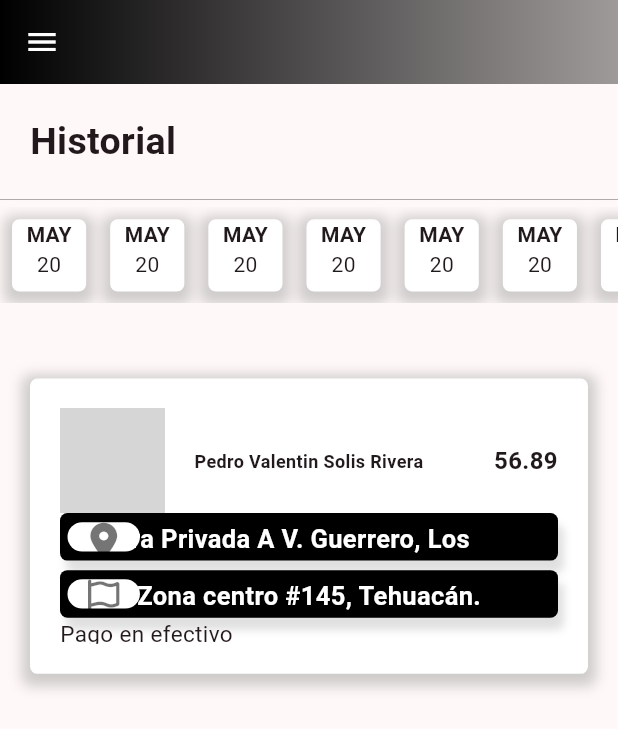
After one commit to blitzpc17/taxi_app, a Flutter app: the screen it shows after launch, on a phone screen of 412 x 824 dp. The commit adds this screen. Shown: the top 729 px of the screen. Run offline on Flutter 3.47's test engine with Material 3 defaults, Android fonts, the phone set to English and light mode, and no system bars; our stand-ins replace font_awesome_flutter, go_router; network calls fail; grey boxes are pictures that could not be loaded.

Commit message:
Commit - historial

```diff
--- a/lib/config/router/app_route.dart
+++ b/lib/config/router/app_route.dart
@@ -1,11 +1,14 @@
 import 'package:go_router/go_router.dart';
+import 'package:taxi_app/screens/historial_screen.dart';
 import 'package:taxi_app/screens/perfil_screen.dart';
 import 'package:taxi_app/screens/screens.dart';
 
 final appRouter = GoRouter(routes: [
   GoRoute(path: '/home', builder: (context, state) => const HomeScreen()),
-  GoRoute(path: '/', builder: (context, state) => const PerfilScreen()),
+  GoRoute(path: '/', builder: (context, state) => const HistorialScreen()),
   GoRoute(
       path: '/register', builder: (context, state) => const RegisterScreen()),
   GoRoute(path: '/perfil', builder: (context, state) => const PerfilScreen()),
+  GoRoute(
+      path: '/historial', builder: (context, state) => const HistorialScreen()),
 ]);
--- /dev/null
+++ b/lib/screens/historial_screen.dart
@@ -0,0 +1,237 @@
+import 'package:flutter/material.dart';
+import 'package:font_awesome_flutter/font_awesome_flutter.dart';
+
+import '../widgets/widgets.dart';
+
+class HistorialScreen extends StatefulWidget {
+  const HistorialScreen({super.key});
+
+  @override
+  State<HistorialScreen> createState() => _HistorialScreenState();
+}
+
+class _HistorialScreenState extends State<HistorialScreen> {
+  var editando = false;
+  var dias = [
+    {"mes": "MAY", "dia": 20},
+    {"mes": "MAY", "dia": 20},
+    {"mes": "MAY", "dia": 20},
+    {"mes": "MAY", "dia": 20},
+    {"mes": "MAY", "dia": 20},
+    {"mes": "MAY", "dia": 20},
+    {"mes": "MAY", "dia": 20},
+    {"mes": "MAY", "dia": 20},
+    {"mes": "MAY", "dia": 20},
+    {"mes": "MAY", "dia": 20},
+    {"mes": "MAY", "dia": 20},
+    {"mes": "MAY", "dia": 20},
+  ];
+
+  @override
+  Widget build(BuildContext context) {
+    return SafeArea(
+      child: Scaffold(
+          appBar: AppBar(
+            iconTheme: const IconThemeData(color: Colors.white),
+            flexibleSpace: Container(
+              decoration: const BoxDecoration(
+                gradient: LinearGradient(
+                    begin: Alignment.centerLeft,
+                    end: Alignment.centerRight,
+                    colors: <Color>[Colors.black, Colors.black38]),
+              ),
+            ),
+          ),
+          drawer: const Menulateral(),
+          body: SafeArea(child: Container(
+            child: LayoutBuilder(builder: (context, constraints) {
+              return Column(
+                children: [
+                  Container(
+                    padding: const EdgeInsets.symmetric(
+                        horizontal: 20, vertical: 20),
+                    width: constraints.maxWidth,
+                    height: constraints.maxHeight * 0.10,
+                    child: const Align(
+                      alignment: AlignmentDirectional.centerStart,
+                      child: Text(
+                        "Historial",
+                        style: TextStyle(
+                            fontWeight: FontWeight.bold, fontSize: 25),
+                      ),
+                    ),
+                  ),
+                  Container(
+                    width: constraints.maxWidth,
+                    height: constraints.maxHeight * 0.0005,
+                    color: Colors.black54,
+                  ),
+                  Container(
+                    padding: EdgeInsets.only(top: 5),
+                    width: constraints.maxWidth,
+                    height: constraints.maxHeight * 0.09,
+                    child: LayoutBuilder(builder: (context, constraints5) {
+                      return SingleChildScrollView(
+                        scrollDirection: Axis.horizontal,
+                        child: Row(
+                          mainAxisAlignment: MainAxisAlignment.spaceBetween,
+                          children: dias.map((ic) {
+                            return Padding(
+                              padding: const EdgeInsets.all(8.0),
+                              child: Container(
+                                  width: constraints5.maxWidth * 0.12,
+                                  height: constraints5.maxHeight * 0.90,
+                                  decoration: BoxDecoration(
+                                    color: Colors.white,
+                                    borderRadius: BorderRadius.circular(5),
+                                    boxShadow: [
+                                      BoxShadow(
+                                        color: Colors.grey.withOpacity(0.5),
+                                        spreadRadius: 5,
+                                        blurRadius: 7,
+                                        offset: Offset(
+                                            0, 3), // changes position of shadow
+                                      ),
+                                    ],
+                                  ),
+                                  child: Column(
+                                    children: [
+                                      Text(
+                                        ic["mes"] as String,
+                                        style: TextStyle(
+                                            fontWeight: FontWeight.bold),
+                                      ),
+                                      Text("${ic["dia"] as int}")
+                                    ],
+                                  )),
+                            );
+                          }).toList(),
+                        ),
+                      );
+                    }),
+                  ),
+                  Container(
+                    padding: const EdgeInsets.symmetric(
+                        horizontal: 20, vertical: 50),
+                    width: constraints.maxWidth,
+                    height: constraints.maxHeight * 0.70,
+                    child: LayoutBuilder(builder: (context, constraints10) {
+                      return SingleChildScrollView(
+                        scrollDirection: Axis.vertical,
+                        child: Column(
+                          children: [
+                            tarjetaHistorial(constraints10.maxWidth,
+                                constraints10.maxHeight * 0.45, {})
+                          ],
+                        ),
+                      );
+                    }),
+                  )
+                ],
+              );
+            }),
+          ))),
+    );
+  }
+
+  tarjetaHistorial(ancho, alto, Map<String, dynamic> s) {
+    return Container(
+      width: ancho,
+      height: alto,
+      padding: EdgeInsets.all(20),
+      decoration: BoxDecoration(
+        color: Colors.white,
+        borderRadius: BorderRadius.circular(5),
+        boxShadow: [
+          BoxShadow(
+            color: Colors.grey.withOpacity(0.5),
+            spreadRadius: 5,
+            blurRadius: 7,
+            offset: Offset(0, 3), // changes position of shadow
+          ),
+        ],
+      ),
+      child: Column(
+        children: [
+          const Expanded(
+            flex: 4,
+            child: Row(
+              children: [
+                Expanded(
+                    child: Align(
+                  alignment: AlignmentDirectional.centerStart,
+                  child: CircleAvatar(
+                    radius: 35,
+                    backgroundImage: NetworkImage(
+                        "https://static.wikia.nocookie.net/logopedia/images/3/3a/1024x1024bb.jpg"),
+                  ),
+                )),
+                Expanded(
+                  flex: 2,
+                  child: Text(
+                    "Pedro Valentin Solis Rivera",
+                    style: TextStyle(fontWeight: FontWeight.bold, fontSize: 12),
+                    textAlign: TextAlign.center,
+                  ),
+                ),
+                Expanded(
+                  child: Text(
+                    "${56.89}",
+                    style: TextStyle(fontWeight: FontWeight.bold, fontSize: 16),
+                    textAlign: TextAlign.end,
+                  ),
+                ),
+              ],
+            ),
+          ),
+          Expanded(
+            flex: 4,
+            child: Column(
+              children: [
+                Expanded(
+                  flex: 5,
+                  child: BotonPersonalizado(
+                    texto: "1ra Privada A V. Guerrero, Los cipreses",
+                    ancho: ancho,
+                    alto: alto * 0.60,
+                    icono: FontAwesomeIcons.locationDot,
+                    color: Colors.black,
+                    onChanged: () {},
+                  ),
+                ),
+                const Expanded(
+                    child: SizedBox(
+                  height: 5,
+                )),
+                Expanded(
+                  flex: 5,
+                  child: BotonPersonalizado(
+                    texto: "Zona centro #145, Tehuacán.",
+                    ancho: ancho,
+                    alto: alto * 0.60,
+                    icono: FontAwesomeIcons.flag,
+                    color: Colors.black,
+                    onChanged: () {},
+                  ),
+                ),
+              ],
+            ),
+          ),
+          const Expanded(
+            child: Row(
+              children: [
+                Expanded(
+                  child: Text(
+                    "Pago en efectivo",
+                    style:
+                        TextStyle(fontWeight: FontWeight.normal, fontSize: 15),
+                  ),
+                )
+              ],
+            ),
+          ),
+        ],
+      ),
+    );
+  }
+}
--- a/lib/widgets/boton_personalizado.dart
+++ b/lib/widgets/boton_personalizado.dart
@@ -66,8 +66,8 @@ class BotonPersonalizado extends StatelessWidget {
                         ),
                         width: constraints.maxWidth * 0.15,
                         height: constraints.maxHeight * 0.90,
-                        child: const Icon(
-                          FontAwesomeIcons.rightToBracket,
+                        child: Icon(
+                          icono,
                           color: Colors.black54,
                         ),
                       ),
```
